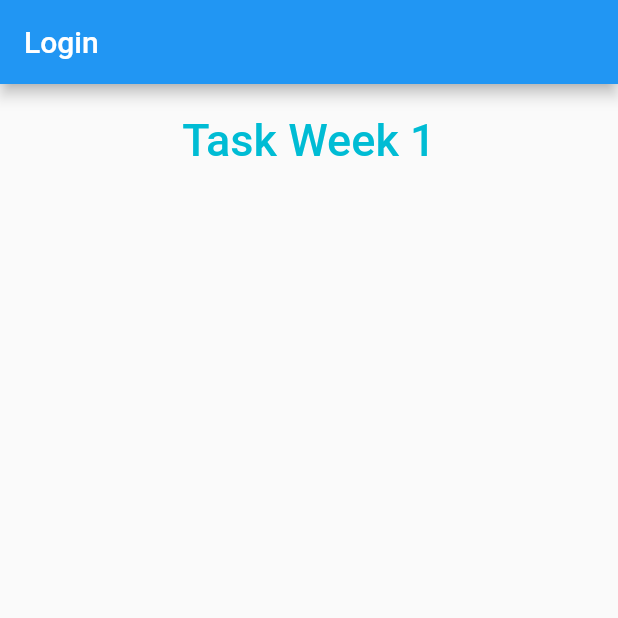
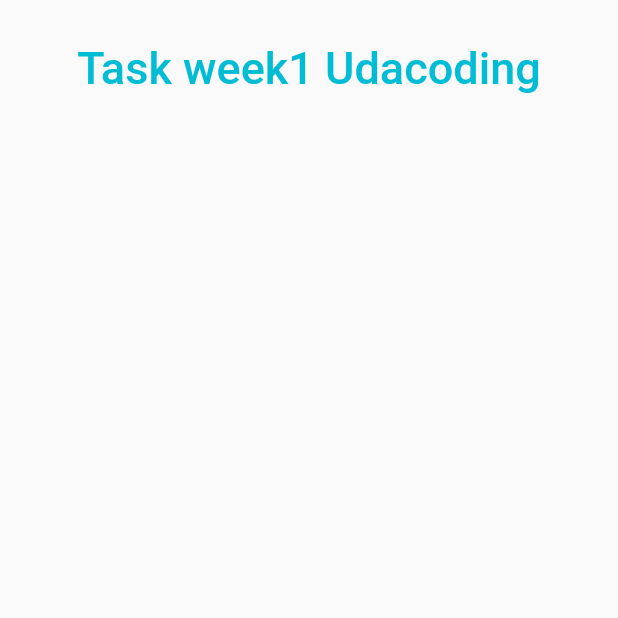
Before and after one commit to muhazam/udacoding_flutter, a Flutter app: the screen it shows after launch, on a phone screen of 412 x 824 dp, the top half of it. Run offline on Flutter 3.47's test engine with Material 2 defaults, Android fonts, the phone set to English and light mode, and no system bars.

```diff
--- a/task_week1/lib/main.dart
+++ b/task_week1/lib/main.dart
@@ -1,5 +1,5 @@
 import 'package:flutter/material.dart';
-import 'package:task_week1/screen/loginScreen.dart';
+import 'package:task_week1/screen/screen.dart';
 
 void main() {
   runApp(MyApp());
@@ -12,8 +12,20 @@ class MyApp extends StatelessWidget {
     return MaterialApp(
       title: 'Flutter Demo',
       theme: ThemeData(
+        // This is the theme of your application.
+        //
+        // Try running your application with "flutter run". You'll see the
+        // application has a blue toolbar. Then, without quitting the app, try
+        // changing the primarySwatch below to Colors.green and then invoke
+        // "hot reload" (press "r" in the console where you ran "flutter run",
+        // or simply save your changes to "hot reload" in a Flutter IDE).
+        // Notice that the counter didn't reset back to zero; the application
+        // is not restarted.
         primarySwatch: Colors.blue,
-        // visualDensity: VisualDensity.adaptivePlatformDensity,
+        // This makes the visual density adapt to the platform that you run
+        // the app on. For desktop platforms, the controls will be smaller and
+        // closer together (more dense) than on mobile platforms.
+        visualDensity: VisualDensity.adaptivePlatformDensity,
       ),
       home: LoginScreen(),
     );
--- a/task_week1/lib/screen/loginScreen.dart
+++ b/task_week1/lib/screen/screen.dart
@@ -1,3 +1,4 @@
+import 'package:flutter/cupertino.dart';
 import 'package:flutter/material.dart';
 
 class LoginScreen extends StatefulWidget {
@@ -6,29 +7,21 @@ class LoginScreen extends StatefulWidget {
 }
 
 class _LoginScreenState extends State<LoginScreen> {
-  // TextEditingController userNameController = TextEditingController();
-  // TextEditingController passwordController = TextEditingController();
-
   @override
   Widget build(BuildContext context) {
     return Scaffold(
-      appBar: AppBar(
-        title: Text("Login"),
-      ),
       body: Padding(
-        padding: EdgeInsets.all(10.0),
+        padding: EdgeInsets.all(18.0),
         child: ListView(
           children: [
             Container(
               alignment: Alignment.center,
               padding: EdgeInsets.all(10.0),
-              child: Text(
-                "Task Week 1",
-                style: TextStyle(
-                    color: Colors.cyan,
-                    fontWeight: FontWeight.w500,
-                    fontSize: 30.0),
-              ),
+              child: Text("Task week1 Udacoding", style: TextStyle(
+                color: Colors.cyan,
+                fontWeight: FontWeight.w500,
+                fontSize: 30.0
+              ),),
             )
           ],
         ),
```
Also changed, not shown: 16 other files.
